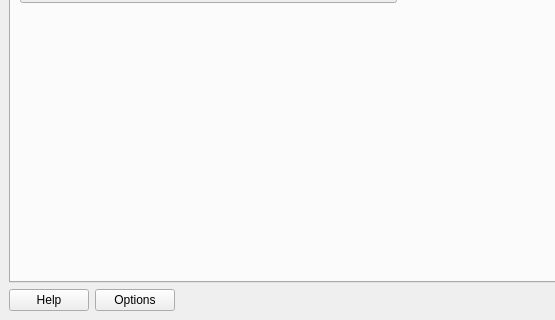
Above: src/cplus_plugin/ui/qgis_cplus_main_dockwidget.ui from ConservationInternational/cplus-plugin before the change; both pictures show x 0 to 555 and y 322 to 642 of the 799 by 642 pixel window. Below: the same form after it.
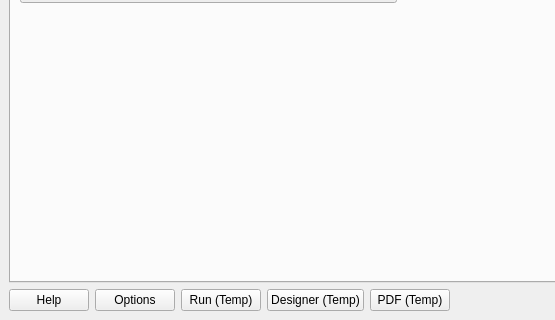
That is the form after the change. Icons and pictures are not drawn. Custom widgets are drawn as their Qt base class.

The edit to the form file:
```diff
--- a/src/cplus_plugin/ui/qgis_cplus_main_dockwidget.ui
+++ b/src/cplus_plugin/ui/qgis_cplus_main_dockwidget.ui
@@ -365,6 +365,27 @@
           </property>
          </widget>
         </item>
+        <item>
+         <widget class="QPushButton" name="btn_rpt_run">
+          <property name="text">
+           <string>Run (Temp)</string>
+          </property>
+         </widget>
+        </item>
+        <item>
+         <widget class="QPushButton" name="btn_layout">
+          <property name="text">
+           <string>Designer (Temp)</string>
+          </property>
+         </widget>
+        </item>
+        <item>
+         <widget class="QPushButton" name="btn_pdf">
+          <property name="text">
+           <string>PDF (Temp)</string>
+          </property>
+         </widget>
+        </item>
         <item>
          <spacer name="horizontalSpacer">
           <property name="orientation">
```
Left out of the diff: 4 changed lines with no effect on the pictures.
